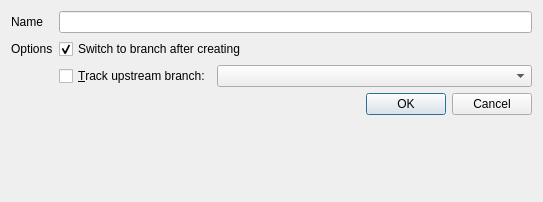
Old version of the form gitfourchette/forms/newbranchdialog.ui in the repository weblate/gitfourchette.
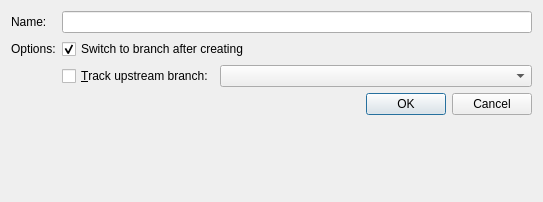
New version of the form.

The edit to the form file:
```diff
--- a/gitfourchette/forms/newbranchdialog.ui
+++ b/gitfourchette/forms/newbranchdialog.ui
@@ -32,7 +32,7 @@
    <item row="0" column="0">
     <widget class="QLabel" name="nameLabel">
      <property name="text">
-      <string>Name</string>
+      <string>Name:</string>
      </property>
      <property name="buddy">
       <cstring>nameEdit</cstring>
@@ -42,7 +42,7 @@
    <item row="2" column="0">
     <widget class="QLabel" name="optionsLabel">
      <property name="text">
-      <string>Options</string>
+      <string>Options:</string>
      </property>
     </widget>
    </item>
```
